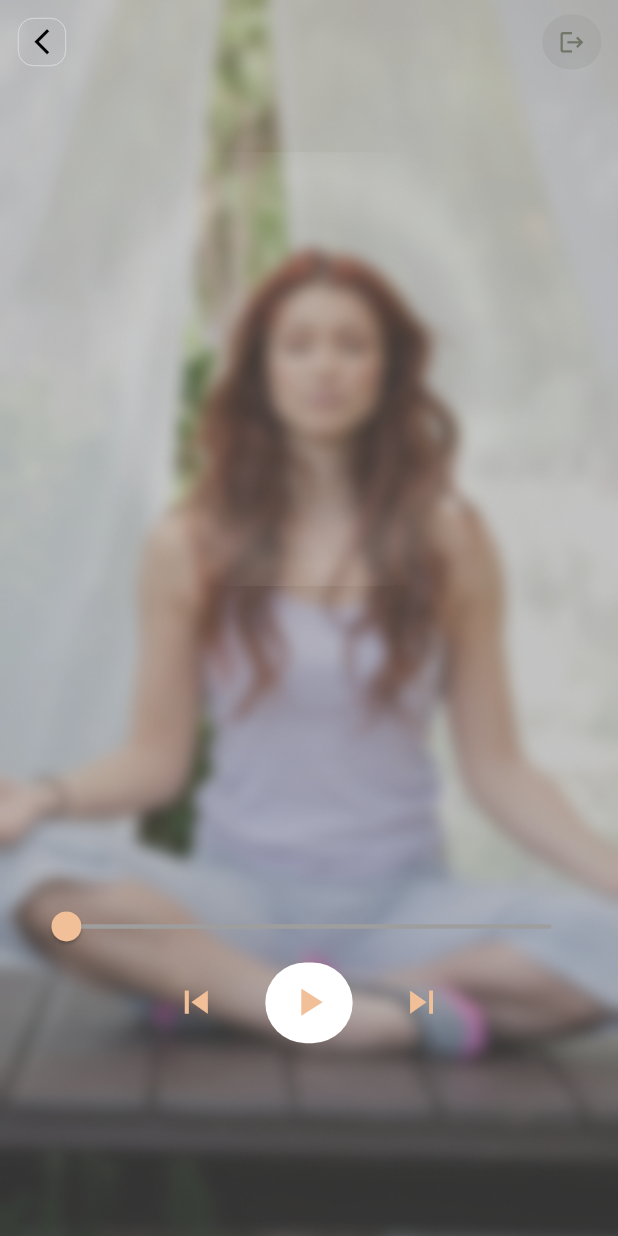
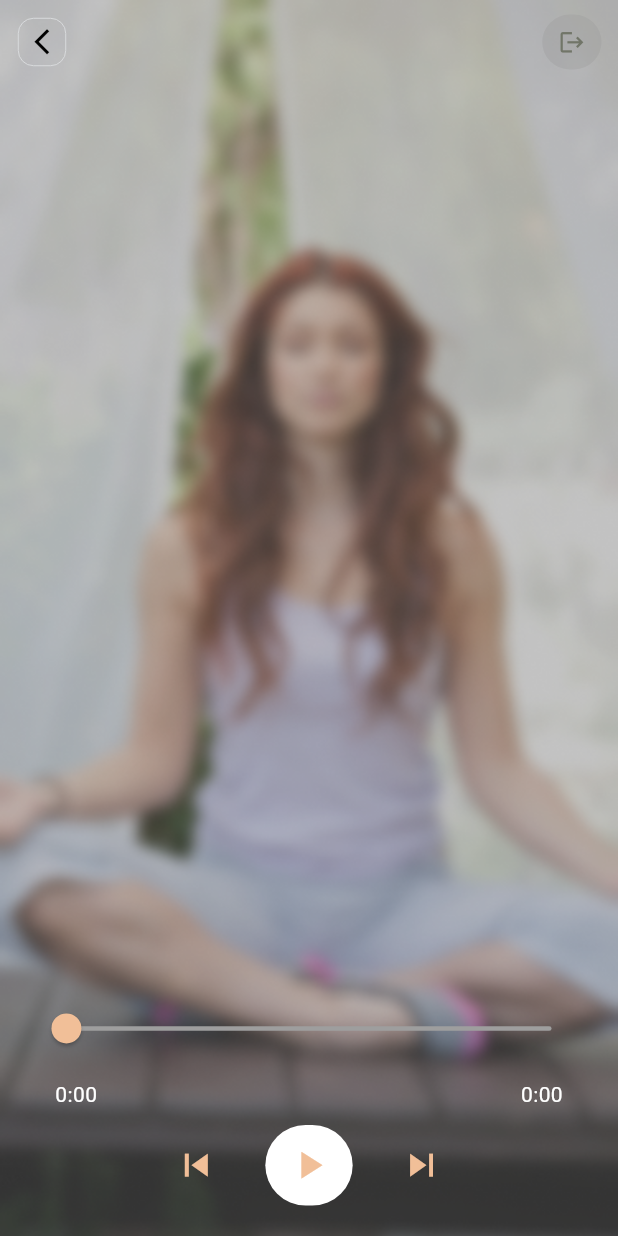
Before and after one commit to HussainMatloob/breath_in, a Flutter app: the AudioPlayer screen opened directly, on a phone screen of 412 x 824 dp. Run offline on Flutter 3.47's test engine with Material 3 defaults, Android fonts, the phone set to English and light mode, and no system bars; our stand-ins replace audioplayers, cloud_firestore, country_picker, file_picker, firebase_auth, firebase_core and 7 more; accounts and stored records are empty; Roboto replaces fonts that are missing (Anybody).

Commit message:
audio done

```diff
--- a/lib/main.dart
+++ b/lib/main.dart
@@ -1,5 +1,5 @@
 import 'package:breath_in/constants/color_constant.dart';
-import 'package:breath_in/views/screens/navigation_screen.dart';
+import 'package:breath_in/views/screens/wellcome_screen.dart';
 import 'package:firebase_core/firebase_core.dart';
 import 'package:flutter/material.dart';
 import 'package:flutter_screenutil/flutter_screenutil.dart';
@@ -33,7 +33,7 @@ class MyApp extends StatelessWidget {
             colorScheme: ColorScheme.fromSeed(seedColor: ColorConstant.whiteColor),
             useMaterial3: true,
           ),
-          home: NavigationScreen(),
+          home: WellComeScreen(),
         );
       },
     );
--- a/lib/views/screens/Authentication/forget_password.dart
+++ b/lib/views/screens/Authentication/forget_password.dart
@@ -49,6 +49,7 @@ class _ForgetPasswordState extends State<ForgetPassword> {
             key:formKey,
             child: Container(
                 padding: EdgeInsets.all(30.r),
+                height: Get.height,
                 color: ColorConstant.whiteColor,
                 child: SingleChildScrollView(
                   child: Column(
--- a/lib/views/screens/audio_player_screen.dart
+++ b/lib/views/screens/audio_player_screen.dart
@@ -2,14 +2,13 @@ import 'package:breath_in/constants/Images_Constant.dart';
 import 'package:breath_in/controller/audio_controller.dart';
 import 'package:breath_in/models/audio_file_model.dart';
 import 'package:breath_in/views/custom_widgets/custom_Image.dart';
+import 'package:breath_in/views/custom_widgets/custom_text.dart';
 import 'package:flutter/material.dart';
 import 'package:flutter_screenutil/flutter_screenutil.dart';
 import 'package:get/get.dart';
 import '../../constants/color_constant.dart';
 import '../custom_widgets/custom_button_widget.dart';
 import 'package:audioplayers/audioplayers.dart';
-
-
 class AudioPlayer extends StatefulWidget {
   AudioFileModel? audioFile;
     AudioPlayer({super.key,this.audioFile});
@@ -28,7 +27,13 @@ class _AudioPlayerState extends State<AudioPlayer> {
   }
   @override
   Widget build(BuildContext context) {
-    return Scaffold(
+    return WillPopScope(
+      onWillPop: () async{
+        audioController.stop();
+        audioController.loaderValue();
+        return true;
+      },
+      child: Scaffold(
         extendBodyBehindAppBar: true,
         appBar: AppBar(
           elevation: 0,
@@ -45,6 +50,8 @@ class _AudioPlayerState extends State<AudioPlayer> {
                 size: 20.sp,
               ),
               onTap: () {
+                audioController.stop();
+                audioController.loaderValue();
                 Get.back();
               },
               borderColor: ColorConstant.borderColor,
@@ -70,7 +77,8 @@ class _AudioPlayerState extends State<AudioPlayer> {
             SizedBox(width: 10.w),
           ],
         ),
-      body: Stack(
+        body: Obx((){
+          return Stack(
             children: [
               CustomImage(
                 height: Get.height,
@@ -78,20 +86,21 @@ class _AudioPlayerState extends State<AudioPlayer> {
                 image: ImagesConstant.audioImage,
               ),
               Column(
+                mainAxisAlignment: MainAxisAlignment.end,
+                crossAxisAlignment: CrossAxisAlignment.end,
                 children: [
-              SizedBox(height: 100.h),
-              Center(
-                child: CustomImage(
-                  height: 285.h,
-                  width: 281.w,
-                  image: ImagesConstant.audioStack,
-                  borderRadius: 100.r,
-                ),
-              ),
-              SizedBox(height: 180.h),
-              Obx(() {
-                // Slider and control buttons are wrapped in Obx to observe the changes in the controller
-                return Container(
+                  //SizedBox(height: 100.h),
+                  // Center(
+                  //   child: CustomImage(
+                  //     height: 285.h,
+                  //     width: 281.w,
+                  //     image: ImagesConstant.audioStack,
+                  //     borderRadius: 100.r,
+                  //   ),
+                  // ),
+                  Center(child:audioController.isLoading.value?CircularProgressIndicator(color: ColorConstant.buttonColor):Container()),
+                  SizedBox(height: 300.h),
+                  Container(
                     padding: EdgeInsets.all(20.r),
                     child: Column(
                       children: [
@@ -116,6 +125,17 @@ class _AudioPlayerState extends State<AudioPlayer> {
                             },
                           ),
                         ),
+                        SizedBox(height: 10.h,),
+                        Padding(
+                          padding: EdgeInsets.symmetric(horizontal: 15.w),
+                          child: Row(
+                            mainAxisAlignment: MainAxisAlignment.spaceBetween,
+                            children: [
+                              CustomText("${audioController.formatTime(audioController.position.value)}",color: ColorConstant.whiteColor,),
+                              CustomText("${audioController. formatTime(audioController.duration.value)}",color: ColorConstant.whiteColor,),
+                            ],),
+                        ),
+                        SizedBox(height: 10.h,),
                         Row(
                           mainAxisAlignment: MainAxisAlignment.center,
                           children: [
@@ -142,11 +162,7 @@ class _AudioPlayerState extends State<AudioPlayer> {
                                 size: 30.sp,
                               ),
                               onTap: () async {
-                              if (audioController.playerState.value == PlayerState.playing) {
-                                audioController.pause();
-                              } else {
-                                await audioController.play(widget.audioFile!.audioFile!); // Use the storage URL
-                              }
+                                audioController.pauseOrResume(widget.audioFile!.audioFile!);
                               },
                             ),
                             SizedBox(width: 20.w),
@@ -161,11 +177,13 @@ class _AudioPlayerState extends State<AudioPlayer> {
                         ),
                       ],
                     ),
-                );
-              }),
+                  ),
                 ],
               ),
             ],
+          );
+        }
+        ),
       ),
     );
   }
--- a/lib/views/screens/wellcome_screen.dart
+++ b/lib/views/screens/wellcome_screen.dart
@@ -25,7 +25,7 @@ class _WellComeScreenState extends State<WellComeScreen> {
     // TODO: implement initState
     super.initState();
     Timer(Duration(seconds: 3), () async {
-      if (FirebaseAuth.instance.currentUser!.uid != null) {
+      if (FirebaseAuth.instance.currentUser!.uid != null || FirebaseAuth.instance.currentUser!.uid.isNotEmpty) {
         if ((await FirebaseServices.userExists())) {
            Get.offAll(( )=>NavigationScreen());
         } else {
--- a/pubspec.yaml
+++ b/pubspec.yaml
@@ -49,7 +49,7 @@ dependencies:
   firebase_storage: ^12.3.2
   country_picker: ^2.0.26
   #on_audio_query: ^2.9.0
-  just_audio: ^0.9.40
+  #just_audio: ^0.9.40
   file_picker: ^8.1.2
   permission_handler: ^11.3.1
   audioplayers: ^6.1.0
```
Also changed, not shown: lib/controller/audio_controller.dart (+95 -15 lines), lib/views/custom_widgets/custom_track_widget.dart (+6 -6 lines), lib/views/screens/admin_panel.dart (+7 -3 lines), pubspec.lock, 2 other files. Lines whose indentation alone changed are shown as unchanged.
